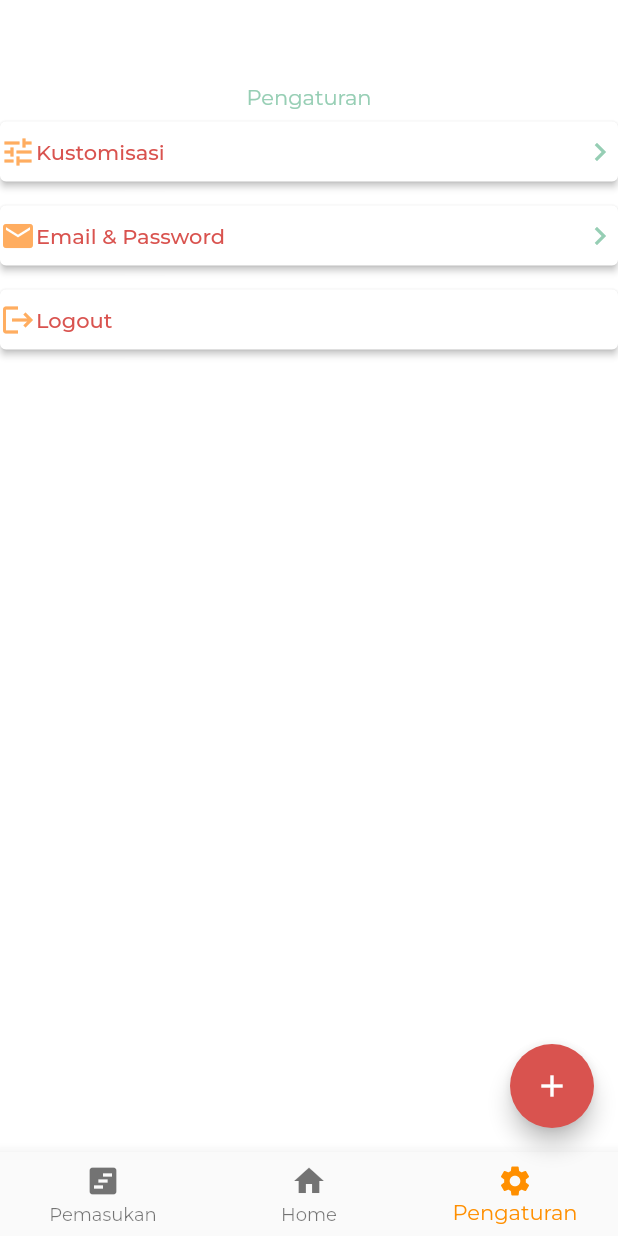
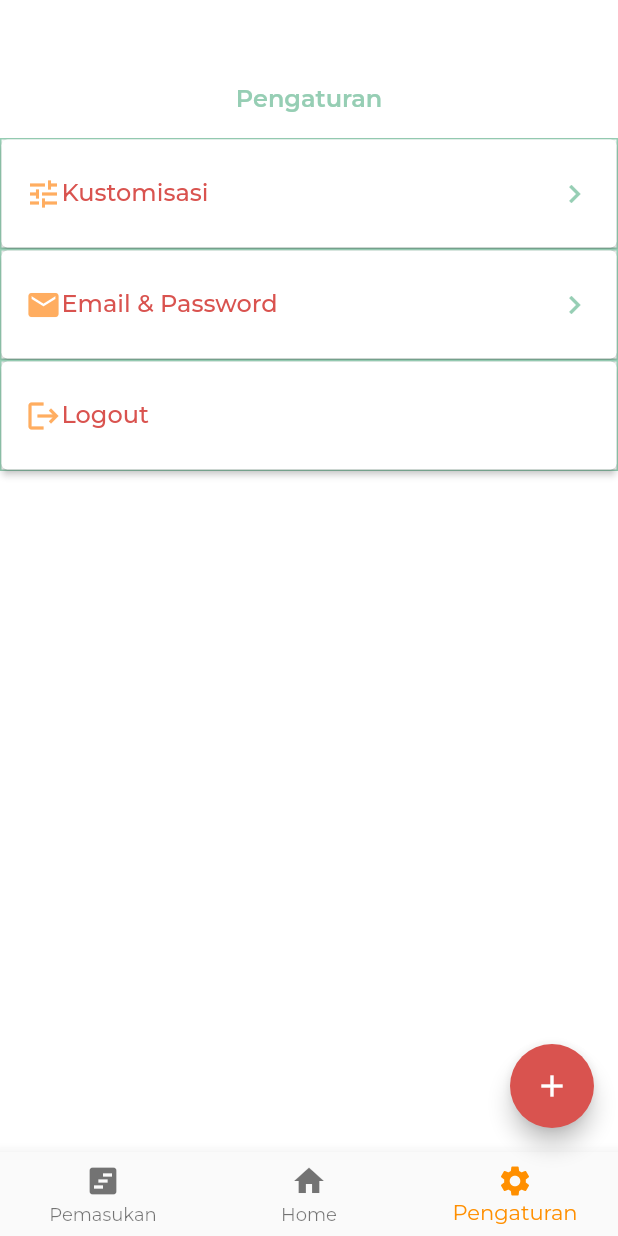
Before and after one commit to qonythazu/tugas-ippl, a Flutter app: the Home screen opened directly, item 3 of the bottom bar chosen, on a phone screen of 412 x 824 dp. Run offline on Flutter 3.47's test engine with Material 2 defaults, Android fonts, the phone set to English and light mode, and no system bars; project files that could hold a hidden picture were left out.

Commit message:
Styling pengaturan part 2

```diff
--- a/lib/home.dart
+++ b/lib/home.dart
@@ -176,12 +176,19 @@ class PengaturanScreen extends StatelessWidget {
       child: Center(
         child: Column(
           children: [
-            Text(
+            Padding(
+              padding: const EdgeInsets.only(bottom: 16.0),
+              child: Text(
                 "Pengaturan",
-              style: TextStyle(color: Color(0xff96CEB4)),
+                style: TextStyle(color: Color(0xff96CEB4), fontSize: 16, fontWeight: FontWeight.w600),
+              ),
             ),
             Container(
-              margin: EdgeInsets.symmetric(vertical: 4.0),
+              decoration: BoxDecoration(
+                border: Border.all(
+                  color: Color(0xff96CEB4)
+                )
+              ),
               child: ElevatedButton(
                 onPressed: () {},
                 style: ElevatedButton.styleFrom(
@@ -189,18 +196,25 @@ class PengaturanScreen extends StatelessWidget {
                   padding: EdgeInsets.symmetric(vertical: 8.0)
 
                 ),
+                child: Padding(
+                  padding: const EdgeInsets.all(16.0),
                   child: Row(
                     children: [
                       const Icon(Icons.tune, color: Color(0xffFFAD60),),
-                    const Text("Kustomisasi", style: TextStyle(color: Color(0xffD9534F))),
+                      const Text("Kustomisasi", style: TextStyle(color: Color(0xffD9534F), fontSize: 16)),
                       Spacer(),
                       const Icon(Icons.chevron_right, color: Color(0xff96CEB4),)
                     ],
+                  ),
                 )
               ),
             ),
             Container(
-              margin: EdgeInsets.symmetric(vertical: 4.0),
+              decoration: BoxDecoration(
+                border: Border.all(
+                  color: Color(0xff96CEB4)
+                )
+              ),
               child: ElevatedButton(
                 onPressed: () {},
                 style: ElevatedButton.styleFrom(
@@ -208,18 +222,25 @@ class PengaturanScreen extends StatelessWidget {
                   padding: EdgeInsets.symmetric(vertical: 8.0)
 
                 ),
+                child: Padding(
+                  padding: const EdgeInsets.all(16.0),
                   child: Row(
                     children: [
                       const Icon(Icons.mail, color: Color(0xffFFAD60),),
-                    const Text("Email & Password", style: TextStyle(color: Color(0xffD9534F)),),
+                      const Text("Email & Password", style: TextStyle(color: Color(0xffD9534F), fontSize: 16),),
                       Spacer(),
                       const Icon(Icons.chevron_right, color: Color(0xff96CEB4),)
                     ],
+                  ),
                 )
               ),
             ),
             Container(
-              margin: EdgeInsets.symmetric(vertical: 4.0),
+              decoration: BoxDecoration(
+                border: Border.all(
+                  color: Color(0xff96CEB4)
+                )
+              ),
               child: ElevatedButton(
                 onPressed: () {},
                 style: ElevatedButton.styleFrom(
@@ -227,11 +248,14 @@ class PengaturanScreen extends StatelessWidget {
                   padding: EdgeInsets.symmetric(vertical: 8.0)
 
                 ),
+                child: Padding(
+                  padding: const EdgeInsets.all(16.0),
                   child: Row(
                     children: [
                       const Icon(Icons.logout, color: Color(0xffFFAD60),),
-                    const Text("Logout", style: TextStyle(color: Color(0xffD9534F))),
+                      const Text("Logout", style: TextStyle(color: Color(0xffD9534F), fontSize: 16)),
                     ],
+                  ),
                 )
               ),
             )
```
Lines whose indentation alone changed are shown as unchanged.
